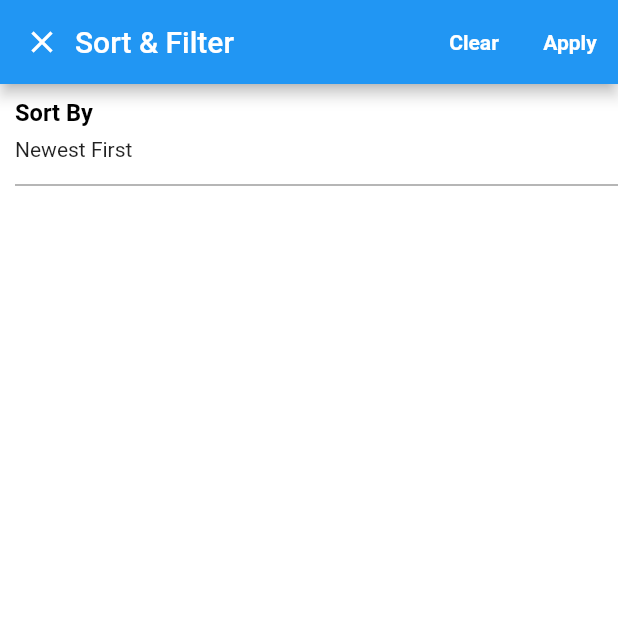
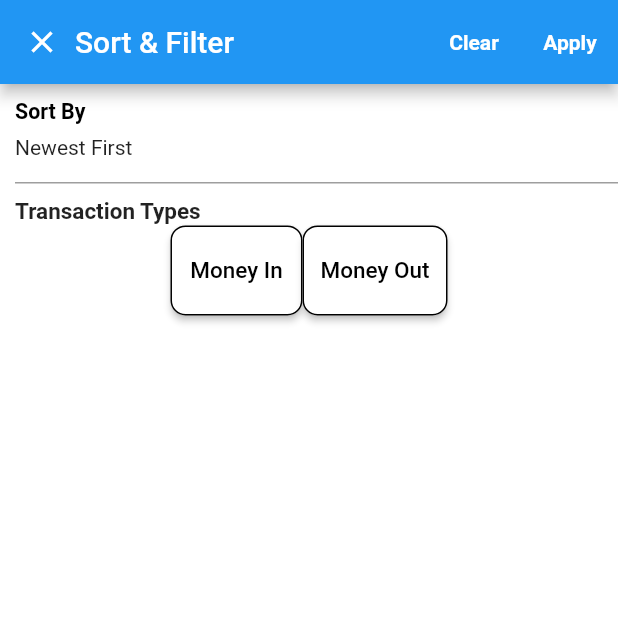
Before and after one commit to MARIA-AZRAR/MAD_Applications, a Flutter app: the screen it shows after launch, on a phone screen of 412 x 824 dp, the top half of it. Run offline on Flutter 3.47's test engine with Material 2 defaults, Android fonts, the light colour scheme and no system bars.

Commit message:
Trying to use row to overlap 2 widgets

```diff
--- a/feedbackapp/lib/main.dart
+++ b/feedbackapp/lib/main.dart
@@ -89,17 +89,16 @@ class _FeedbackState extends State<Feedback> {
       //Column for entire feedback form
       crossAxisAlignment: CrossAxisAlignment.start, //Align elements to left
       children: [
-        Container(  //Container for dropdown
+        Container(
+            //Container for dropdown
             padding: EdgeInsets.fromLTRB(10, 0, 0, 0),
             child: DropdownButtonFormField(
               decoration: InputDecoration(
-                labelText: 'Sort By',
-                labelStyle: TextStyle(
-                  color: Colors.black,
-                  fontWeight: FontWeight.bold,
-                  fontSize: 21
-                )
-              ),
+                  labelText: 'Sort By',
+                  labelStyle: TextStyle(
+                      color: Colors.black,
+                      fontWeight: FontWeight.bold,
+                      fontSize: 19)),
               value: dropdownvalue,
               icon: Icon(
                 Icons.arrow_drop_down,
@@ -126,9 +125,51 @@ class _FeedbackState extends State<Feedback> {
                 );
               }).toList(),
             )),
-        Container(  //Conatiner for transaction types
-
-        ),
+        Container(
+            //Conatiner for transaction types
+            padding: EdgeInsets.all(10),
+            child: Column(
+              crossAxisAlignment:
+                  CrossAxisAlignment.start, //Align elements to left
+              children: [
+                Text(
+                  "Transaction Types",
+                  style: TextStyle(fontWeight: FontWeight.bold, fontSize: 15),
+                ),
+                Container(
+                  //button container
+                  child: Row(
+                    mainAxisAlignment:
+                        MainAxisAlignment.center, //Align elements to left
+                    children: [
+                      RaisedButton(
+                        padding: EdgeInsets.fromLTRB(12, 21, 12, 21),
+                        shape: RoundedRectangleBorder(
+                          borderRadius: BorderRadius.circular(10.0),
+                          side: BorderSide(color: Colors.black),
+                        ),
+                        onPressed: () {},
+                        color: Colors.white,
+                        textColor: Colors.black,
+                        child: Text("Money In", style: TextStyle(fontSize: 15)),
+                      ),
+                      RaisedButton(
+                        padding: EdgeInsets.fromLTRB(12, 21, 12, 21),
+                        shape: RoundedRectangleBorder(
+                          borderRadius: BorderRadius.circular(10.0),
+                          side: BorderSide(color: Colors.black),
+                        ),
+                        onPressed: () {},
+                        color: Colors.white,
+                        textColor: Colors.black,
+                        child:
+                            Text("Money Out", style: TextStyle(fontSize: 15)),
+                      ),
+                    ],
+                  ),
+                ),
+              ],
+            )),
       ],
     );
   }
```
